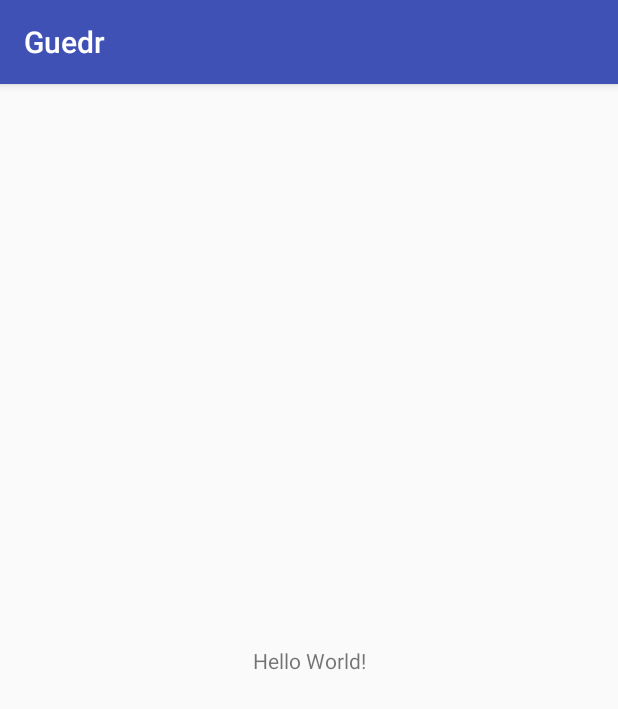
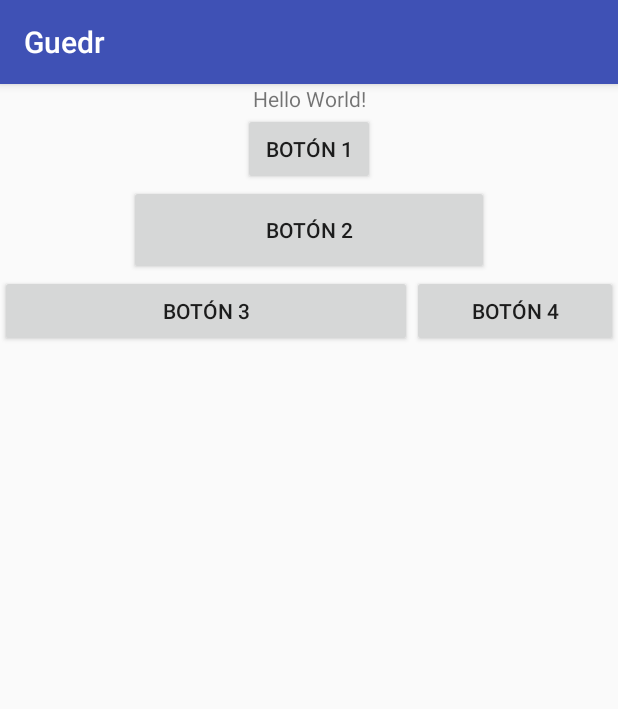
Before and after one commit to dloprodu/KC_Training_Guedr, an Android app: the screen it shows after launch (MainActivity), on a phone screen of 412 x 824 dp. Shown: the top 709 px of the screen. Run offline under Robolectric (Android 15) with nearby library versions, the phone set to English and light mode, and no system bars.

Commit message:
View Layout

```diff
--- a/app/src/main/java/io/keepcoding/guedrbootamp6/MainActivity.kt
+++ b/app/src/main/java/io/keepcoding/guedrbootamp6/MainActivity.kt
@@ -2,11 +2,22 @@ package io.keepcoding.guedrbootamp6
 
 import android.support.v7.app.AppCompatActivity
 import android.os.Bundle
+import android.os.PersistableBundle
+import android.util.Log
 
 class MainActivity : AppCompatActivity() {
 
     override fun onCreate(savedInstanceState: Bundle?) {
         super.onCreate(savedInstanceState)
         setContentView(R.layout.activity_main)
+
+        val numero = savedInstanceState?.getInt("Numero")
+
+        Log.v("UnTag","Han llamado a onCreate" )
+    }
+
+    override fun onSaveInstanceState(outState: Bundle?, outPersistentState: PersistableBundle?) {
+        super.onSaveInstanceState(outState, outPersistentState)
+        outState?.putInt("Numero", 3)
     }
 }
--- a/app/src/main/res/layout/activity_main.xml
+++ b/app/src/main/res/layout/activity_main.xml
@@ -1,18 +1,53 @@
 <?xml version="1.0" encoding="utf-8"?>
-<android.support.constraint.ConstraintLayout xmlns:android="http://schemas.android.com/apk/res/android"
+<!-- FrameLayout, LinearLayout (android:orientation) -->
+<LinearLayout xmlns:android="http://schemas.android.com/apk/res/android"
     xmlns:app="http://schemas.android.com/apk/res-auto"
     xmlns:tools="http://schemas.android.com/tools"
     android:layout_width="match_parent"
     android:layout_height="match_parent"
+    android:orientation="vertical"
     tools:context=".MainActivity">
 
     <TextView
-        android:layout_width="wrap_content"
+        android:layout_width="match_parent"
         android:layout_height="wrap_content"
         android:text="Hello World!"
+        android:textAlignment="center"
+        android:layout_gravity="center"
         app:layout_constraintBottom_toBottomOf="parent"
         app:layout_constraintLeft_toLeftOf="parent"
         app:layout_constraintRight_toRightOf="parent"
         app:layout_constraintTop_toTopOf="parent" />
 
-</android.support.constraint.ConstraintLayout>
+    <Button
+        android:layout_width="wrap_content"
+        android:layout_height="wrap_content"
+        android:layout_gravity="bottom|center"
+        android:text="Botón 1" />
+
+    <Button
+        android:layout_width="240dp"
+        android:layout_height="60dp"
+        android:layout_gravity="bottom|center"
+        android:text="Botón 2" />
+
+    <LinearLayout
+        android:orientation="horizontal"
+        android:layout_width="match_parent"
+        android:layout_height="wrap_content">
+        <Button
+            android:layout_weight="2"
+            android:layout_width="0dp"
+            android:layout_height="wrap_content"
+            android:layout_gravity="bottom|center"
+            android:text="Botón 3" />
+
+        <Button
+            android:layout_weight="1"
+            android:layout_width="0dp"
+            android:layout_height="wrap_content"
+            android:layout_gravity="bottom|center"
+            android:text="Botón 4" />
+    </LinearLayout>
+
+</LinearLayout>
```
